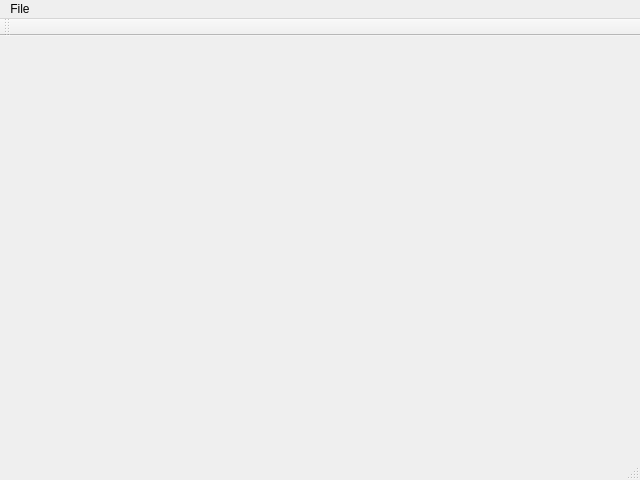
Before: the Qt Designer form mainwindow.ui in Prygoon/Diploma, drawn with Qt 5.
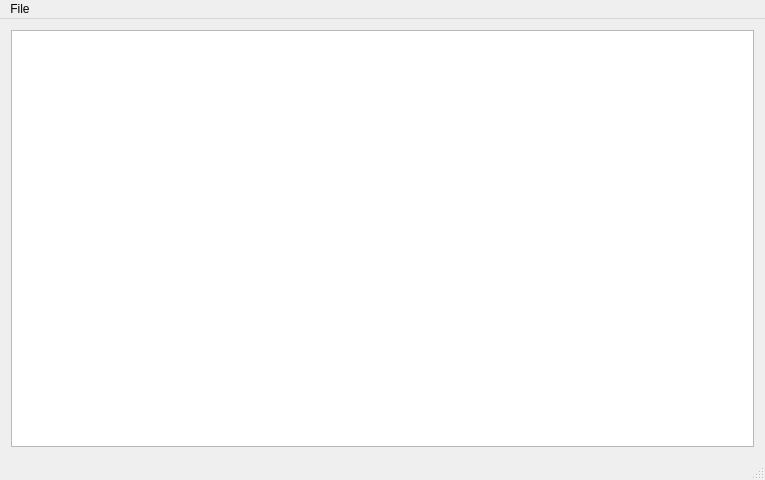
After: the same form once the commit is applied.

The edit to the form file:
```diff
--- a/mainwindow.ui
+++ b/mainwindow.ui
@@ -6,7 +6,7 @@
    <rect>
     <x>0</x>
     <y>0</y>
-    <width>640</width>
+    <width>765</width>
     <height>480</height>
    </rect>
   </property>
@@ -19,7 +19,29 @@
   <property name="windowTitle">
    <string>Diploma</string>
   </property>
-  <widget class="QWidget" name="centralWidget"/>
+  <widget class="QWidget" name="centralWidget">
+   <property name="sizePolicy">
+    <sizepolicy hsizetype="Expanding" vsizetype="Expanding">
+     <horstretch>0</horstretch>
+     <verstretch>0</verstretch>
+    </sizepolicy>
+   </property>
+   <layout class="QGridLayout" name="gridLayout">
+    <item row="0" column="0">
+     <widget class="QTableView" name="tableView">
+      <property name="sizePolicy">
+       <sizepolicy hsizetype="Expanding" vsizetype="Expanding">
+        <horstretch>0</horstretch>
+        <verstretch>0</verstretch>
+       </sizepolicy>
+      </property>
+      <property name="sizeAdjustPolicy">
+       <enum>QAbstractScrollArea::AdjustToContents</enum>
+      </property>
+     </widget>
+    </item>
+   </layout>
+  </widget>
   <widget class="QMenuBar" name="menuBar">
    <property name="enabled">
     <bool>true</bool>
@@ -28,7 +50,7 @@
     <rect>
      <x>0</x>
      <y>0</y>
-     <width>640</width>
+     <width>765</width>
      <height>21</height>
     </rect>
    </property>
@@ -42,17 +64,6 @@
    </widget>
    <addaction name="menuFile"/>
   </widget>
-  <widget class="QToolBar" name="mainToolBar">
-   <property name="enabled">
-    <bool>true</bool>
-   </property>
-   <attribute name="toolBarArea">
-    <enum>TopToolBarArea</enum>
-   </attribute>
-   <attribute name="toolBarBreak">
-    <bool>false</bool>
-   </attribute>
-  </widget>
   <widget class="QStatusBar" name="statusBar"/>
   <action name="actionFile">
    <property name="text">
```
